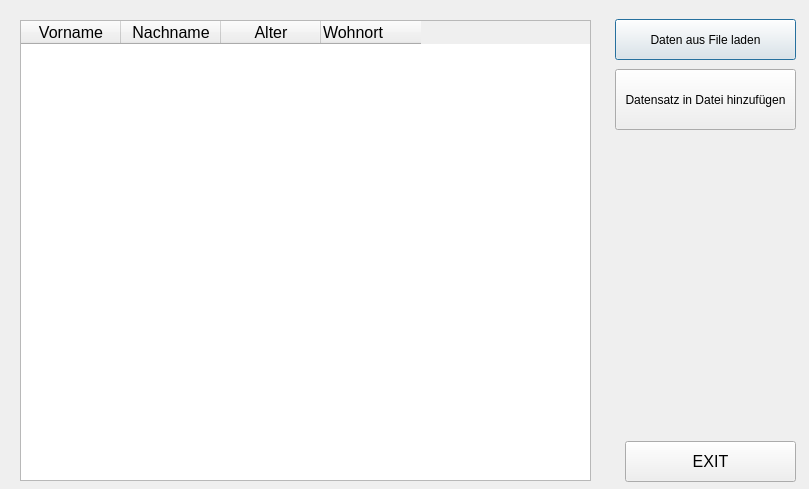
awalii/Qt_Gruppenarbeit_Probie, file liste.ui: the form before one commit.
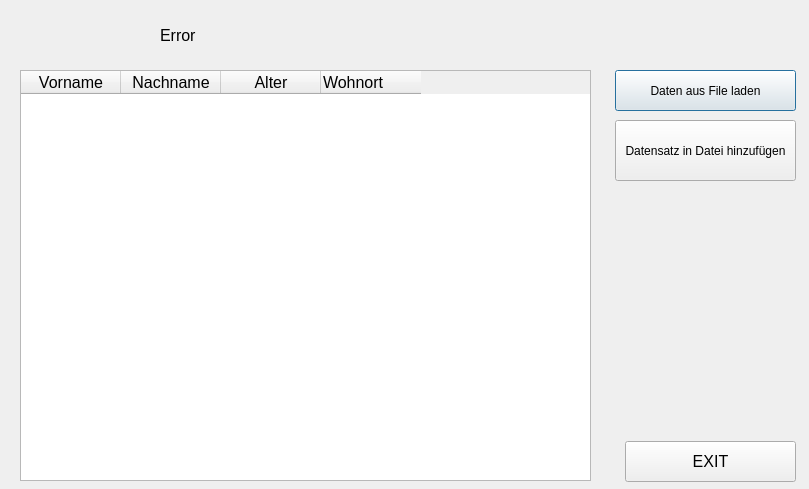
The form after the commit.

The edit to the form file:
```diff
--- a/liste.ui
+++ b/liste.ui
@@ -17,7 +17,7 @@
    <property name="geometry">
     <rect>
      <x>615</x>
-     <y>19</y>
+     <y>70</y>
      <width>181</width>
      <height>41</height>
     </rect>
@@ -48,7 +48,7 @@
    <property name="geometry">
     <rect>
      <x>615</x>
-     <y>69</y>
+     <y>120</y>
      <width>181</width>
      <height>61</height>
     </rect>
@@ -61,9 +61,9 @@
    <property name="geometry">
     <rect>
      <x>20</x>
-     <y>20</y>
+     <y>70</y>
      <width>571</width>
-     <height>461</height>
+     <height>411</height>
     </rect>
    </property>
    <column>
@@ -115,6 +115,24 @@
     </property>
    </column>
   </widget>
+  <widget class="QLabel" name="lbl_error2">
+   <property name="geometry">
+    <rect>
+     <x>160</x>
+     <y>20</y>
+     <width>461</width>
+     <height>31</height>
+    </rect>
+   </property>
+   <property name="font">
+    <font>
+     <pointsize>12</pointsize>
+    </font>
+   </property>
+   <property name="text">
+    <string>Error</string>
+   </property>
+  </widget>
  </widget>
  <resources/>
  <connections/>
```
